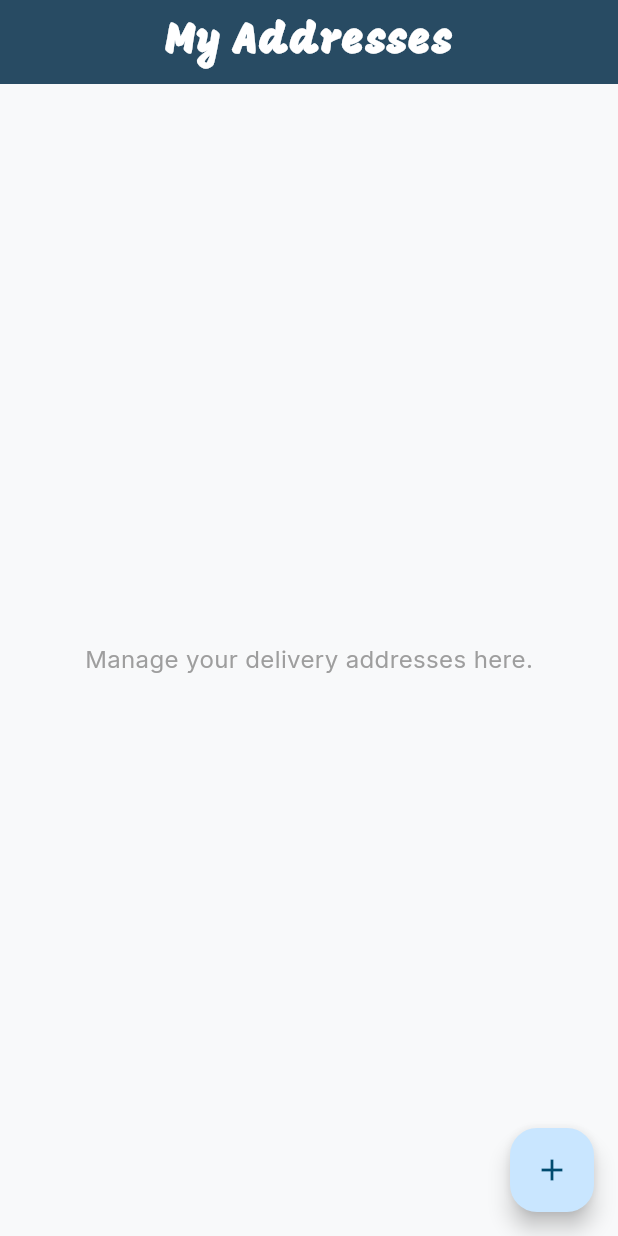
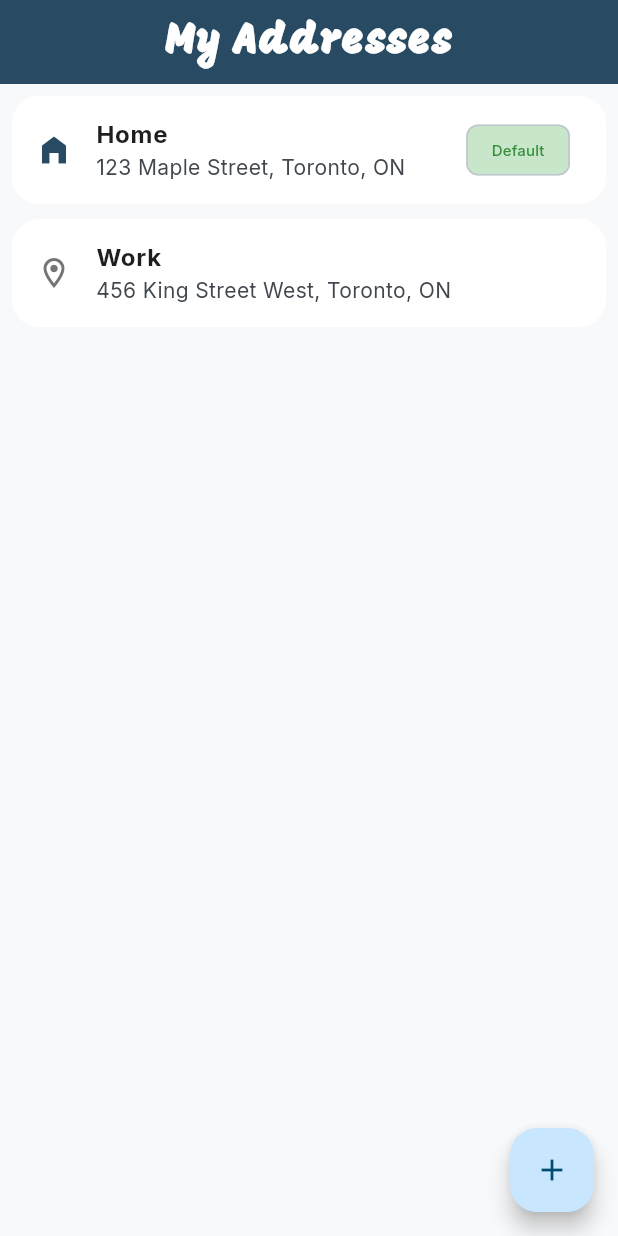
Before and after one commit to frezamajithia/biteful-final, a Flutter app: the AddressesPage screen opened by its route, on a phone screen of 412 x 824 dp. Run offline on Flutter 3.47's test engine with Material 3 defaults, Android fonts, the phone set to English and light mode, and no system bars; our stand-ins replace flutter_local_notifications, flutter_svg, go_router, google_fonts, permission_handler, sqflite and 1 more; accounts and stored records are empty.

Commit message:
Users now exist in the DB. Basic filler data added to addresses page, payment methods and help page

```diff
--- a/lib/pages/addresses_page.dart
+++ b/lib/pages/addresses_page.dart
@@ -1,4 +1,18 @@
 import 'package:flutter/material.dart';
+
+class Address {
+  final String title;
+  final String street;
+  final String city;
+  final bool isDefault;
+
+  Address({required this.title, required this.street, required this.city, this.isDefault = false});
+}
+
+final List<Address> mockAddresses = [
+  Address(title: 'Home', street: '123 Maple Street', city: 'Toronto, ON', isDefault: true),
+  Address(title: 'Work', street: '456 King Street West', city: 'Toronto, ON'),
+];
 
 class AddressesPage extends StatelessWidget {
   const AddressesPage({super.key});
@@ -11,11 +25,31 @@ class AddressesPage extends StatelessWidget {
         backgroundColor: Theme.of(context).colorScheme.primary,
         foregroundColor: Colors.white,
       ),
-      body: const Center(
-        child: Text(
-          'Manage your delivery addresses here.',
-          style: TextStyle(fontSize: 16, color: Colors.grey),
-        ),
+      body: ListView.builder(
+        padding: const EdgeInsets.all(8.0),
+        itemCount: mockAddresses.length,
+        itemBuilder: (context, index) {
+          final address = mockAddresses[index];
+          return Card(
+            margin: const EdgeInsets.only(bottom: 10),
+            child: ListTile(
+              leading: Icon(
+                address.isDefault ? Icons.home_filled : Icons.location_on_outlined,
+                color: address.isDefault ? Theme.of(context).colorScheme.primary : Colors.grey[600]
+              ),
+              title: Text(address.title, style: const TextStyle(fontWeight: FontWeight.bold)),
+              subtitle: Text('${address.street}, ${address.city}'),
+              trailing: address.isDefault
+                  ? Chip(label: const Text('Default', style: TextStyle(fontSize: 10)), backgroundColor: Colors.green.shade100, labelStyle: TextStyle(color: Colors.green.shade700))
+                  : null,
+              onTap: () {
+                ScaffoldMessenger.of(context).showSnackBar(
+                  SnackBar(content: Text('Editing ${address.title} address')),
+                );
+              },
+            ),
+          );
+        },
       ),
       floatingActionButton: FloatingActionButton(
         onPressed: () {
```
Also changed, not shown: lib/db/database_helper.dart (+43 -2 lines), lib/pages/help_support_page.dart (+60 -16 lines), lib/pages/payment_methods_page.dart (+56 -1 lines), lib/pages/profile_page.dart (+19 -7 lines).
